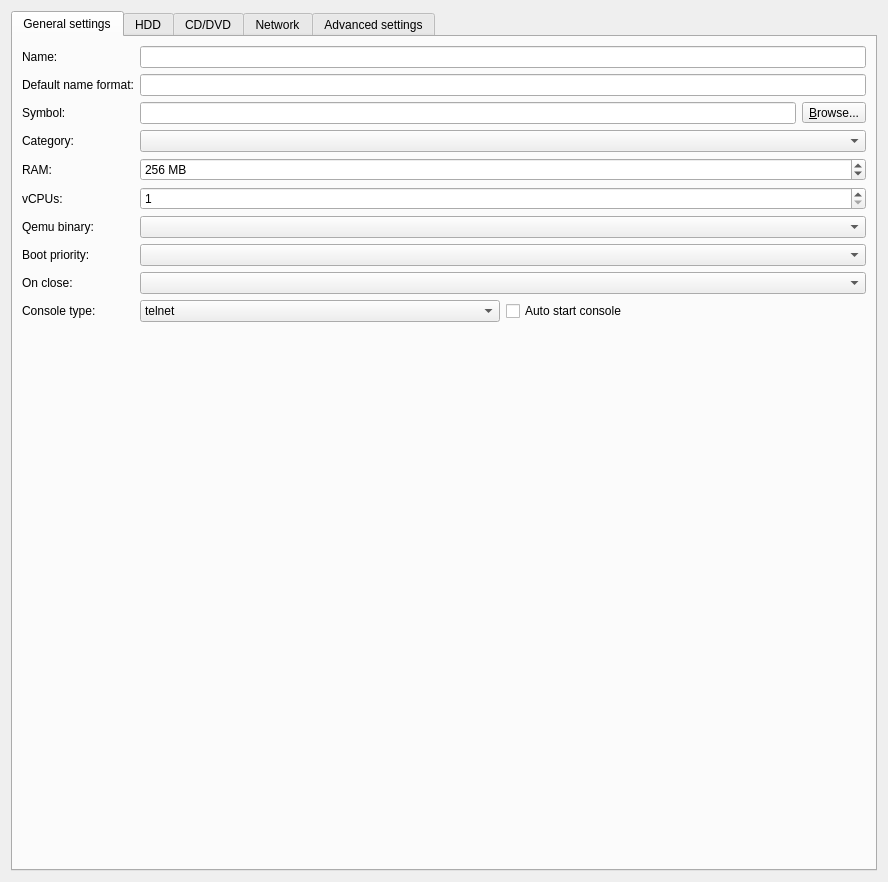
Qt form gns3/modules/qemu/ui/qemu_vm_configuration_page.ui (GNS3/gns3-gui) before a commit.
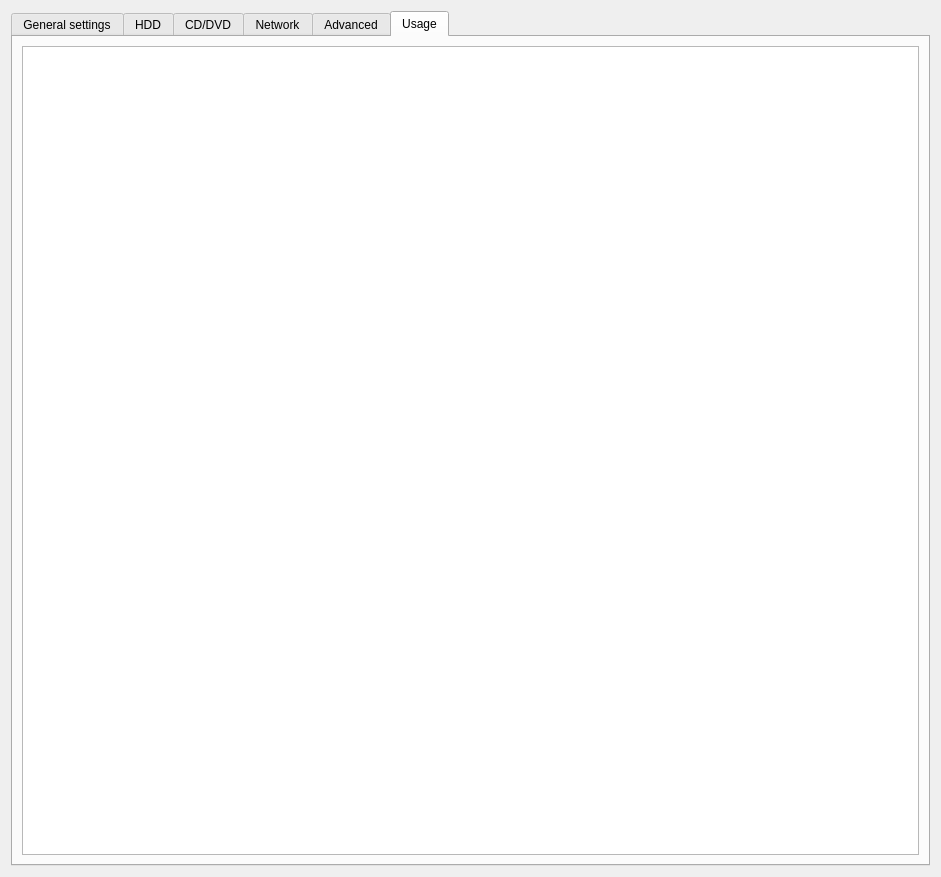
The same form after that commit. The open tabs and pages were chosen to show the change.

Commit message: New node information dialog to display general, usage and command line information. Ref https://github.com/GNS3/gns3-gui/issues/2662 https://github.com/GNS3/gns3-gui/issues/2656

The edit to the form file:
```diff
--- a/gns3/modules/qemu/ui/qemu_vm_configuration_page.ui
+++ b/gns3/modules/qemu/ui/qemu_vm_configuration_page.ui
@@ -6,8 +6,8 @@
    <rect>
     <x>0</x>
     <y>0</y>
-    <width>888</width>
-    <height>882</height>
+    <width>941</width>
+    <height>877</height>
    </rect>
   </property>
   <property name="windowTitle">
@@ -658,7 +658,7 @@
      </widget>
      <widget class="QWidget" name="uiAdvancedSettingsTab">
       <attribute name="title">
-       <string>Advanced settings</string>
+       <string>Advanced</string>
       </attribute>
       <layout class="QVBoxLayout" name="verticalLayout_2">
        <item>
@@ -896,6 +896,16 @@
        </item>
       </layout>
      </widget>
+     <widget class="QWidget" name="uiUsageTab">
+      <attribute name="title">
+       <string>Usage</string>
+      </attribute>
+      <layout class="QVBoxLayout" name="verticalLayout_3">
+       <item>
+        <widget class="QPlainTextEdit" name="uiUsageTextEdit"/>
+       </item>
+      </layout>
+     </widget>
     </widget>
    </item>
   </layout>
```
The commit also changes 34 other files.
